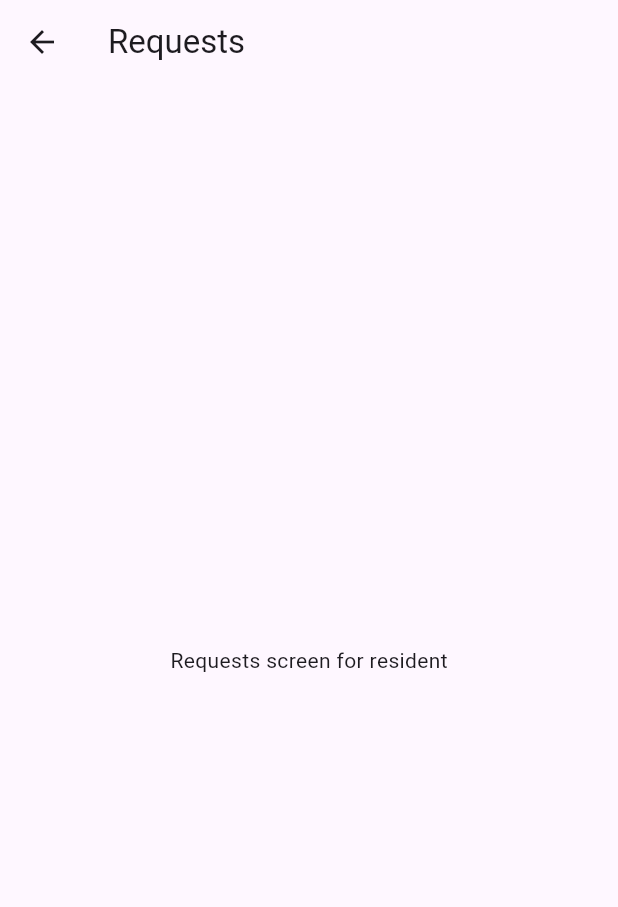
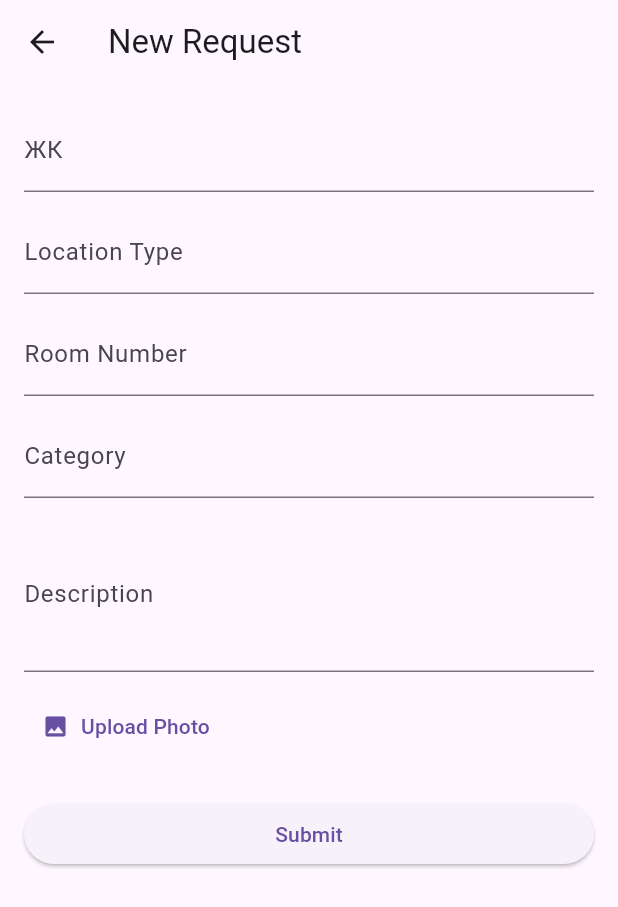
Before and after one commit to otebay/zid-app-service, a Flutter app: the ResidentHome screen opened by its route, after a tap on "Create Request", on a phone screen of 412 x 824 dp. Shown: the top 907 px of the screen. Run offline on Flutter 3.47's test engine with Material 3 defaults, Android fonts, the phone set to English and light mode, and no system bars; our stand-ins replace cloud_firestore, firebase_auth, firebase_core, firebase_storage, image_picker; accounts and stored records are empty.

Commit message:
feat: add request creation screen

```diff
--- a/lib/features/home/presentation/resident_home.dart
+++ b/lib/features/home/presentation/resident_home.dart
@@ -1,5 +1,5 @@
 import 'package:flutter/material.dart';
-import '../../requests/presentation/requests_page.dart';
+import '../../requests/presentation/add_request_page.dart';
 import '../../notifications/presentation/notifications_page.dart';
 import '../../settings/presentation/settings_page.dart';
 
@@ -16,7 +16,7 @@ class ResidentHome extends StatelessWidget {
             title: const Text('Create Request'),
             onTap: () => Navigator.push(
               context,
-              MaterialPageRoute(builder: (_) => const RequestsPage(role: 'resident')),
+              MaterialPageRoute(builder: (_) => const AddRequestPage()),
             ),
           ),
           ListTile(
--- /dev/null
+++ b/lib/features/requests/presentation/add_request_page.dart
@@ -0,0 +1,144 @@
+import 'dart:io';
+
+import 'package:flutter/material.dart';
+import 'package:cloud_firestore/cloud_firestore.dart';
+import 'package:firebase_storage/firebase_storage.dart';
+import 'package:image_picker/image_picker.dart';
+
+class AddRequestPage extends StatefulWidget {
+  const AddRequestPage({Key? key}) : super(key: key);
+
+  @override
+  State<AddRequestPage> createState() => _AddRequestPageState();
+}
+
+class _AddRequestPageState extends State<AddRequestPage> {
+  final _formKey = GlobalKey<FormState>();
+  final _zhkController = TextEditingController();
+  final _locationTypeController = TextEditingController();
+  final _roomController = TextEditingController();
+  final _categoryController = TextEditingController();
+  final _descriptionController = TextEditingController();
+  final ImagePicker _picker = ImagePicker();
+  File? _image;
+  bool _loading = false;
+
+  Future<void> _pickImage() async {
+    final picked = await _picker.pickImage(source: ImageSource.gallery);
+    if (picked != null) {
+      setState(() {
+        _image = File(picked.path);
+      });
+    }
+  }
+
+  Future<void> _submit() async {
+    if (!_formKey.currentState!.validate()) return;
+    setState(() => _loading = true);
+    String? photoUrl;
+    try {
+      if (_image != null) {
+        final ref = FirebaseStorage.instance
+            .ref()
+            .child('requests/${DateTime.now().millisecondsSinceEpoch}.jpg');
+        await ref.putFile(_image!);
+        photoUrl = await ref.getDownloadURL();
+      }
+      await FirebaseFirestore.instance.collection('requests').add({
+        'zhk': _zhkController.text.trim(),
+        'locationType': _locationTypeController.text.trim(),
+        'roomNumber': _roomController.text.trim(),
+        'category': _categoryController.text.trim(),
+        'description': _descriptionController.text.trim(),
+        'photoUrl': photoUrl,
+        'createdAt': FieldValue.serverTimestamp(),
+      });
+      if (mounted) Navigator.pop(context);
+    } catch (e) {
+      if (mounted) {
+        ScaffoldMessenger.of(context)
+            .showSnackBar(SnackBar(content: Text(e.toString())));
+      }
+    } finally {
+      if (mounted) setState(() => _loading = false);
+    }
+  }
+
+  @override
+  void dispose() {
+    _zhkController.dispose();
+    _locationTypeController.dispose();
+    _roomController.dispose();
+    _categoryController.dispose();
+    _descriptionController.dispose();
+    super.dispose();
+  }
+
+  @override
+  Widget build(BuildContext context) {
+    return Scaffold(
+      appBar: AppBar(title: const Text('New Request')),
+      body: SingleChildScrollView(
+        padding: const EdgeInsets.all(16),
+        child: Form(
+          key: _formKey,
+          child: Column(
+            crossAxisAlignment: CrossAxisAlignment.start,
+            children: [
+              TextFormField(
+                controller: _zhkController,
+                decoration: const InputDecoration(labelText: 'ЖК'),
+                validator: (v) => v!.isEmpty ? 'Required' : null,
+              ),
+              const SizedBox(height: 12),
+              TextFormField(
+                controller: _locationTypeController,
+                decoration: const InputDecoration(labelText: 'Location Type'),
+                validator: (v) => v!.isEmpty ? 'Required' : null,
+              ),
+              const SizedBox(height: 12),
+              TextFormField(
+                controller: _roomController,
+                decoration: const InputDecoration(labelText: 'Room Number'),
+              ),
+              const SizedBox(height: 12),
+              TextFormField(
+                controller: _categoryController,
+                decoration: const InputDecoration(labelText: 'Category'),
+                validator: (v) => v!.isEmpty ? 'Required' : null,
+              ),
+              const SizedBox(height: 12),
+              TextFormField(
+                controller: _descriptionController,
+                decoration: const InputDecoration(labelText: 'Description'),
+                maxLines: 3,
+                validator: (v) => v!.isEmpty ? 'Required' : null,
+              ),
+              const SizedBox(height: 12),
+              TextButton.icon(
+                onPressed: _pickImage,
+                icon: const Icon(Icons.photo),
+                label: const Text('Upload Photo'),
+              ),
+              if (_image != null)
+                Padding(
+                  padding: const EdgeInsets.only(top: 8.0),
+                  child: Image.file(_image!, height: 150),
+                ),
+              const SizedBox(height: 24),
+              _loading
+                  ? const Center(child: CircularProgressIndicator())
+                  : SizedBox(
+                      width: double.infinity,
+                      child: ElevatedButton(
+                        onPressed: _submit,
+                        child: const Text('Submit'),
+                      ),
+                    ),
+            ],
+          ),
+        ),
+      ),
+    );
+  }
+}
--- a/pubspec.yaml
+++ b/pubspec.yaml
@@ -48,6 +48,7 @@ dependencies:
   cloud_firestore: ^4.7.0
   firebase_storage: ^11.1.0
   provider: ^6.0.5
+  image_picker: ^0.8.7+5
   flutter_localizations:
     sdk: flutter
 
```
